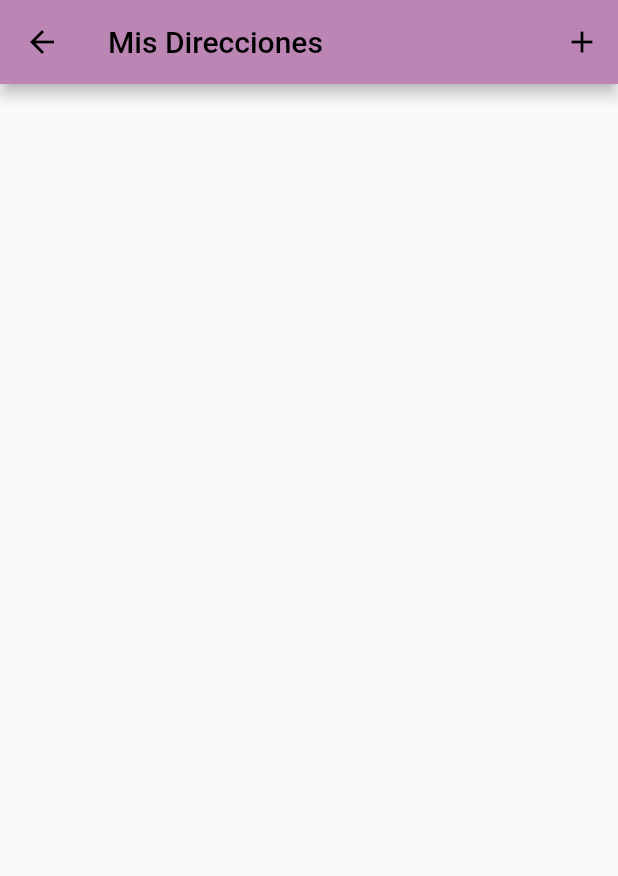
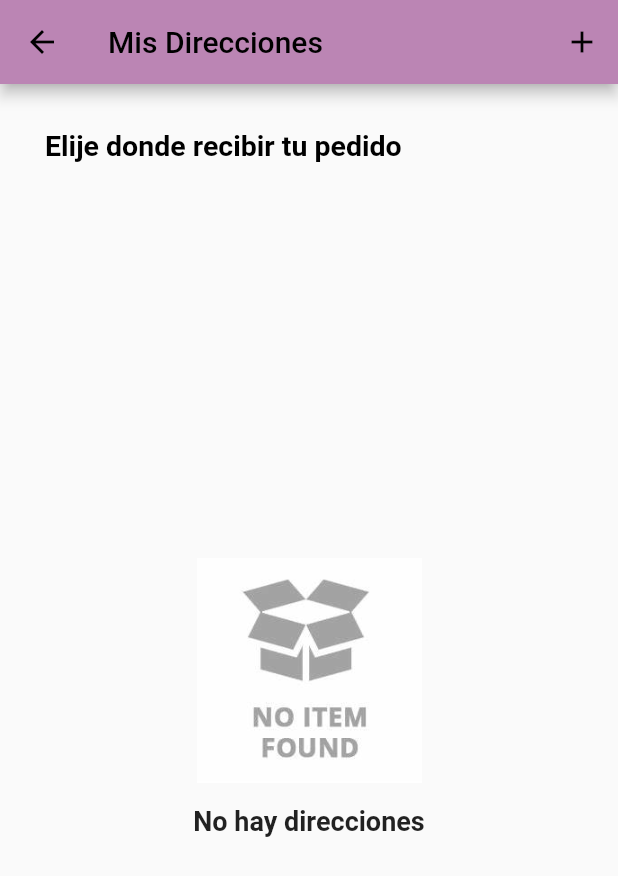
Before and after one commit to ludher12/Front-EndPetalDash, a Flutter app: the ClientAddressListPage screen opened by its route, on a phone screen of 412 x 824 dp. Shown: the top 876 px of the screen. Run offline on Flutter 3.47's test engine with Material 2 defaults, Android fonts, the light colour scheme and no system bars; our stand-ins replace flutter_image_slideshow, fluttertoast, geocoding, geolocator, get, get_storage and 5 more; accounts and stored records are empty; network calls fail.

Commit message:
feat:ya quedó la parte de listar las direcciones y su creacion

```diff
--- /dev/null
+++ b/lib/src/models/address.dart
@@ -0,0 +1,53 @@
+import 'dart:convert';
+
+Address addressFromJson(String str) => Address.fromJson(json.decode(str));
+
+String addressToJson(Address data) => json.encode(data.toJson());
+
+class Address {
+
+  String? id;
+  String? address;
+  String? neighborhood;
+  String? idUser;
+  double? lat;
+  double? lng;
+
+  Address({
+    this.id,
+    this.address,
+    this.neighborhood,
+    this.idUser,
+    this.lat,
+    this.lng,
+  });
+
+  factory Address.fromJson(Map<String, dynamic> json) => Address(
+    id: json["id"],
+    address: json["address"],
+    neighborhood: json["neighborhood"],
+    idUser: json["id_user"],
+    lat: json["lat"],
+    lng: json["lng"],
+  );
+
+  static List<Address> fromJsonList(List<dynamic> jsonList) {
+    List<Address> toList = [];
+
+    jsonList.forEach((item) {
+      Address address = Address.fromJson(item);
+      toList.add(address);
+    });
+
+    return toList;
+  }
+
+  Map<String, dynamic> toJson() => {
+    "id": id,
+    "address": address,
+    "neighborhood": neighborhood,
+    "id_user": idUser,
+    "lat": lat,
+    "lng": lng,
+  };
+}
--- a/lib/src/pages/client/address/create/client_address_create_page.dart
+++ b/lib/src/pages/client/address/create/client_address_create_page.dart
@@ -169,7 +169,7 @@ class ClientAddressCreatePage extends StatelessWidget {
       margin: EdgeInsets.symmetric(horizontal: 40, vertical: 10),
       child: ElevatedButton(
           onPressed: () {
-            //con.createAddress();
+            con.createAddress();
           },
           style: ElevatedButton.styleFrom(
               padding: EdgeInsets.symmetric(vertical: 15)
--- a/lib/src/pages/client/address/list/client_address_list_controller.dart
+++ b/lib/src/pages/client/address/list/client_address_list_controller.dart
@@ -1,39 +1,39 @@
 import 'package:fluttertoast/fluttertoast.dart';
 import 'package:get/get.dart';
 import 'package:get_storage/get_storage.dart';
-// import 'package:petaldash/src/models/address.dart';
-// import 'package:petaldash/src/models/order.dart';
+import 'package:petaldash/src/models/address.dart';
+//import 'package:petaldash/src/models/order.dart';
 import 'package:petaldash/src/models/product.dart';
 import 'package:petaldash/src/models/response_api.dart';
 import 'package:petaldash/src/models/user.dart';
-// import 'package:petaldash/src/providers/address_provider.dart';
-// import 'package:petaldash/src/providers/orders_provider.dart';
+import 'package:petaldash/src/providers/address_provider.dart';
+//import 'package:petaldash/src/providers/orders_provider.dart';
 
 class ClientAddressListController extends GetxController {
 
-  // List<Address> address = [];
-  // AddressProvider addressProvider = AddressProvider();
-  // OrdersProvider ordersProvider = OrdersProvider();
-  // User user = User.fromJson(GetStorage().read('user') ?? {});
+   List<Address> address = [];
+   AddressProvider addressProvider = AddressProvider();
+   //OrdersProvider ordersProvider = OrdersProvider();
+   User user = User.fromJson(GetStorage().read('user') ?? {});
+
+   var radioValue = 0.obs;
+
+   ClientAddressListController() {
+     print('LA DIRECCION DE SESION ${GetStorage().read('address')}');
+   }
   //
-  // var radioValue = 0.obs;
-  //
-  // ClientAddressListController() {
-  //   print('LA DIRECCION DE SESION ${GetStorage().read('address')}');
-  // }
-  //
-  // Future<List<Address>> getAddress() async {
-  //   address = await addressProvider.findByUser(user.id ?? '');
-  //   print('Address ${address}');
-  //   Address a = Address.fromJson(GetStorage().read('address') ?? {}) ; // DIRECCION SELECCIONADA POR EL USUARIO
-  //   int index = address.indexWhere((ad) => ad.id == a.id);
-  //
-  //   if (index != -1) { // LA DIRECCION DE SESION COINCIDE CON UN DATOS DE LA LISTA DE DIRECCIONES
-  //     radioValue.value = index;
-  //   }
-  //
-  //   return address;
-  // }
+   Future<List<Address>> getAddress() async {
+     address = await addressProvider.findByUser(user.id ?? '');
+     print('Address ${address}');
+     Address a = Address.fromJson(GetStorage().read('address') ?? {}) ; // DIRECCION SELECCIONADA POR EL USUARIO
+     int index = address.indexWhere((ad) => ad.id == a.id);
+
+     if (index != -1) { // LA DIRECCION DE SESION COINCIDE CON UN DATOS DE LA LISTA DE DIRECCIONES
+       radioValue.value = index;
+     }
+
+     return address;
+   }
   //
   // void createOrder() async {
   //   Get.toNamed('/client/payments/create');
@@ -41,12 +41,12 @@ class ClientAddressListController extends GetxController {
   //
   // }
   //
-  // void handleRadioValueChange(int? value) {
-  //   radioValue.value = value!;
-  //   print('VALOR SELECCIONADO ${value}');
-  //   GetStorage().write('address', address[value].toJson());
-  //   update();
-  // }
+   void handleRadioValueChange(int? value) {
+     radioValue.value = value!;
+     print('VALOR SELECCIONADO ${value}');
+     GetStorage().write('address', address[value].toJson());
+     update();
+   }
 
   void goToAddressCreate() {
     Get.toNamed('/client/address/create');
--- a/lib/src/pages/client/address/list/client_address_list_page.dart
+++ b/lib/src/pages/client/address/list/client_address_list_page.dart
@@ -5,50 +5,38 @@ import 'package:get/get.dart';
 import 'package:petaldash/src/pages/client/address/list/client_address_list_controller.dart';
 import 'package:petaldash/src/widgets/no_data_widget.dart';
 
+import '../../../../models/address.dart';
+
 class ClientAddressListPage extends StatelessWidget {
   ClientAddressListController con = Get.put(ClientAddressListController());
 
+
    @override
    Widget build(BuildContext context) {
-    return Scaffold(
+     return  Scaffold(
+       //bottomNavigationBar: _buttonNext(context),
        appBar: AppBar(
-        iconTheme: IconThemeData(color: Colors.black),
+         iconTheme: IconThemeData(
+             color: Colors.black
+         ),
          title: Text(
            'Mis Direcciones',
-          style: TextStyle(color: Colors.black),
+           style: TextStyle(
+               color: Colors.black
            ),
-        actions: [_iconAddressCreate()], // AppBar
-      ), // Scaffold
+         ),
+         actions: [
+           _iconAddressCreate()
+         ],
+       ),
+       body: GetBuilder<ClientAddressListController> ( builder: (value) => Stack(
+         children: [
+           _textSelectAddress(),
+           _listAddress(context)
+         ],
+       )),
      );
    }
-
-  //
-  // @override
-  // Widget build(BuildContext context) {
-  //   return  Scaffold(
-  //     bottomNavigationBar: _buttonNext(context),
-  //     appBar: AppBar(
-  //       iconTheme: IconThemeData(
-  //           color: Colors.black
-  //       ),
-  //       title: Text(
-  //         'Mis Direcciones',
-  //         style: TextStyle(
-  //             color: Colors.black
-  //         ),
-  //       ),
-  //       actions: [
-  //         _iconAddressCreate()
-  //       ],
-  //     ),
-  //     body: GetBuilder<ClientAddressListController> ( builder: (value) => Stack(
-  //       children: [
-  //         _textSelectAddress(),
-  //         _listAddress(context)
-  //       ],
-  //     )),
-  //   );
-  // }
   //
   // Widget _buttonNext(BuildContext context) {
   //   return Container(
@@ -70,90 +58,90 @@ class ClientAddressListPage extends StatelessWidget {
   //   );
   // }
   //
-  // Widget _listAddress(BuildContext context) {
-  //   return Container(
-  //     margin: EdgeInsets.only(top: 50),
-  //     child: FutureBuilder(
-  //         future: con.getAddress(),
-  //         builder: (context, AsyncSnapshot<List<Address>> snapshot) {
-  //           if (snapshot.hasData) {
-  //             if (snapshot.data!.isNotEmpty) {
-  //               return ListView.builder(
-  //                   itemCount: snapshot.data?.length ?? 0,
-  //                   padding: EdgeInsets.symmetric(horizontal: 10, vertical: 20),
-  //                   itemBuilder: (_, index) {
-  //                     return _radioSelectorAddress(snapshot.data![index], index);
-  //                   }
-  //               );
-  //             }
-  //             else {
-  //               return Center(
-  //                 child: NoDataWidget(text: 'No hay direcciones'),
-  //               );
-  //             }
-  //           }
-  //           else {
-  //             return Center(
-  //               child: NoDataWidget(text: 'No hay direcciones'),
-  //             );
-  //           }
-  //         }
-  //     ),
-  //   );
-  // }
+   Widget _listAddress(BuildContext context) {
+     return Container(
+       margin: EdgeInsets.only(top: 50),
+       child: FutureBuilder(
+           future: con.getAddress(),
+           builder: (context, AsyncSnapshot<List<Address>> snapshot) {
+             if (snapshot.hasData) {
+               if (snapshot.data!.isNotEmpty) {
+                 return ListView.builder(
+                     itemCount: snapshot.data?.length ?? 0,
+                     padding: EdgeInsets.symmetric(horizontal: 10, vertical: 20),
+                     itemBuilder: (_, index) {
+                       return _radioSelectorAddress(snapshot.data![index], index);
+                     }
+                 );
+               }
+               else {
+                 return Center(
+                   child: NoDataWidget(text: 'No hay direcciones'),
+                 );
+               }
+             }
+             else {
+               return Center(
+                 child: NoDataWidget(text: 'No hay direcciones'),
+               );
+             }
+           }
+       ),
+     );
+   }
   //
-  // Widget _radioSelectorAddress(Address address, int index) {
-  //   return Container(
-  //     margin: EdgeInsets.symmetric(horizontal: 20),
-  //     child: Column(
-  //       children: [
-  //         Row(
-  //           children: [
-  //             Radio(
-  //               value: index,
-  //               groupValue: con.radioValue.value,
-  //               onChanged: con.handleRadioValueChange,
-  //             ),
-  //             Column(
-  //               crossAxisAlignment: CrossAxisAlignment.start,
-  //               children: [
-  //                 Text(
-  //                   address.address ?? '',
-  //                   style: TextStyle(
-  //                       fontSize: 13,
-  //                       fontWeight: FontWeight.bold
-  //                   ),
-  //                 ),
-  //                 Text(
-  //                   address.neighborhood ?? '',
-  //                   style: TextStyle(
-  //                       fontSize: 12
-  //                   ),
-  //                 )
-  //               ],
-  //             )
-  //           ],
-  //         ),
-  //         Divider(color: Colors.grey[400])
-  //       ],
-  //     ),
-  //   );
-  // }
+   Widget _radioSelectorAddress(Address address, int index) {
+     return Container(
+       margin: EdgeInsets.symmetric(horizontal: 20),
+       child: Column(
+         children: [
+           Row(
+             children: [
+               Radio(
+                 value: index,
+                 groupValue: con.radioValue.value,
+                 onChanged: con.handleRadioValueChange,
+               ),
+               Column(
+                 crossAxisAlignment: CrossAxisAlignment.start,
+                 children: [
+                   Text(
+                     address.address ?? '',
+                     style: TextStyle(
+                         fontSize: 13,
+                         fontWeight: FontWeight.bold
+                     ),
+                   ),
+                   Text(
+                     address.neighborhood ?? '',
+                     style: TextStyle(
+                         fontSize: 12
+                     ),
+                   )
+                 ],
+               )
+             ],
+           ),
+           Divider(color: Colors.grey[400])
+         ],
+       ),
+     );
+   }
   //
-  // Widget _textSelectAddress() {
-  //   return Container(
-  //     margin: EdgeInsets.only(top: 30, left: 30),
-  //     child: Text(
-  //       'Elije donde recibir tu pedido',
-  //       style: TextStyle(
-  //           color: Colors.black,
-  //           fontSize: 19,
-  //           fontWeight: FontWeight.bold
-  //       ),
-  //     ),
-  //   );
-  // }
-  //
+   Widget _textSelectAddress() {
+     return Container(
+       margin: EdgeInsets.only(top: 30, left: 30),
+       child: Text(
+         'Elije donde recibir tu pedido',
+         style: TextStyle(
+             color: Colors.black,
+             fontSize: 19,
+             fontWeight: FontWeight.bold
+         ),
+       ),
+     );
+   }
+
    Widget _iconAddressCreate() {
     return IconButton(
         onPressed: () => con.goToAddressCreate(),
```
Also changed, not shown: lib/src/pages/client/address/create/client_address_create_controller.dart (+61 -61 lines), lib/src/providers/address_provider.dart (added, +50 -0 lines). Lines whose indentation alone changed are shown as unchanged.
